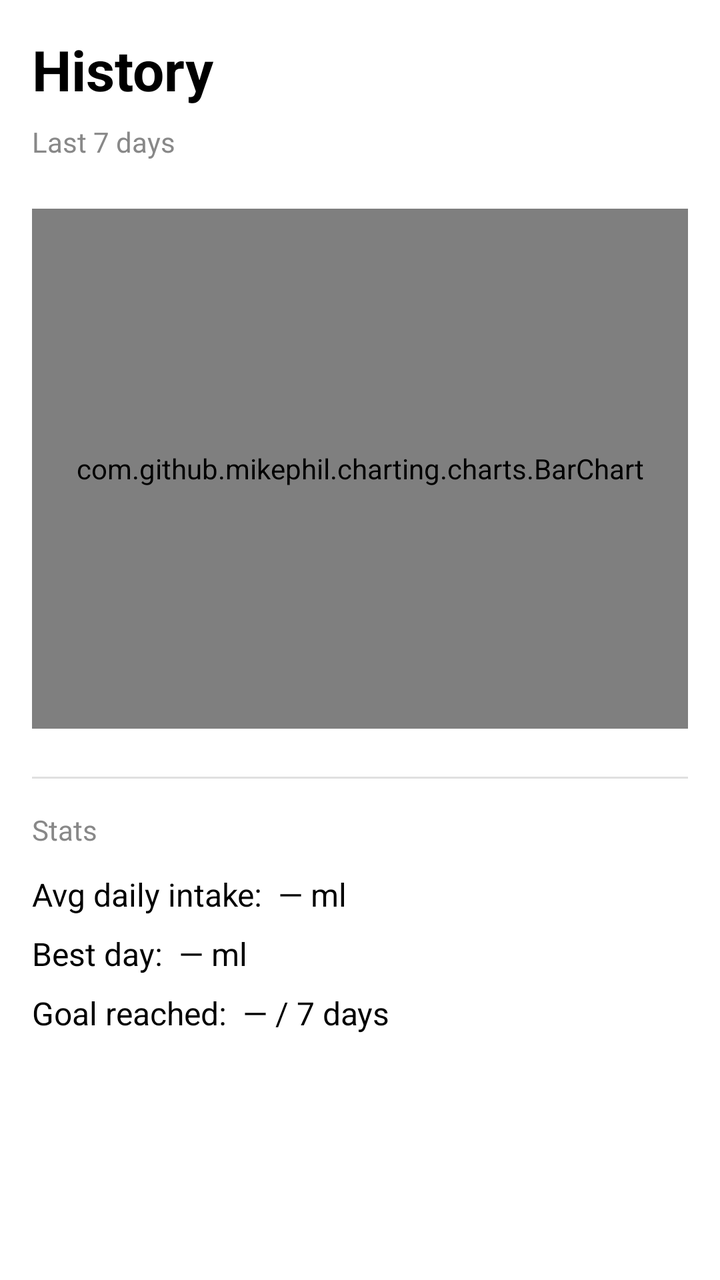
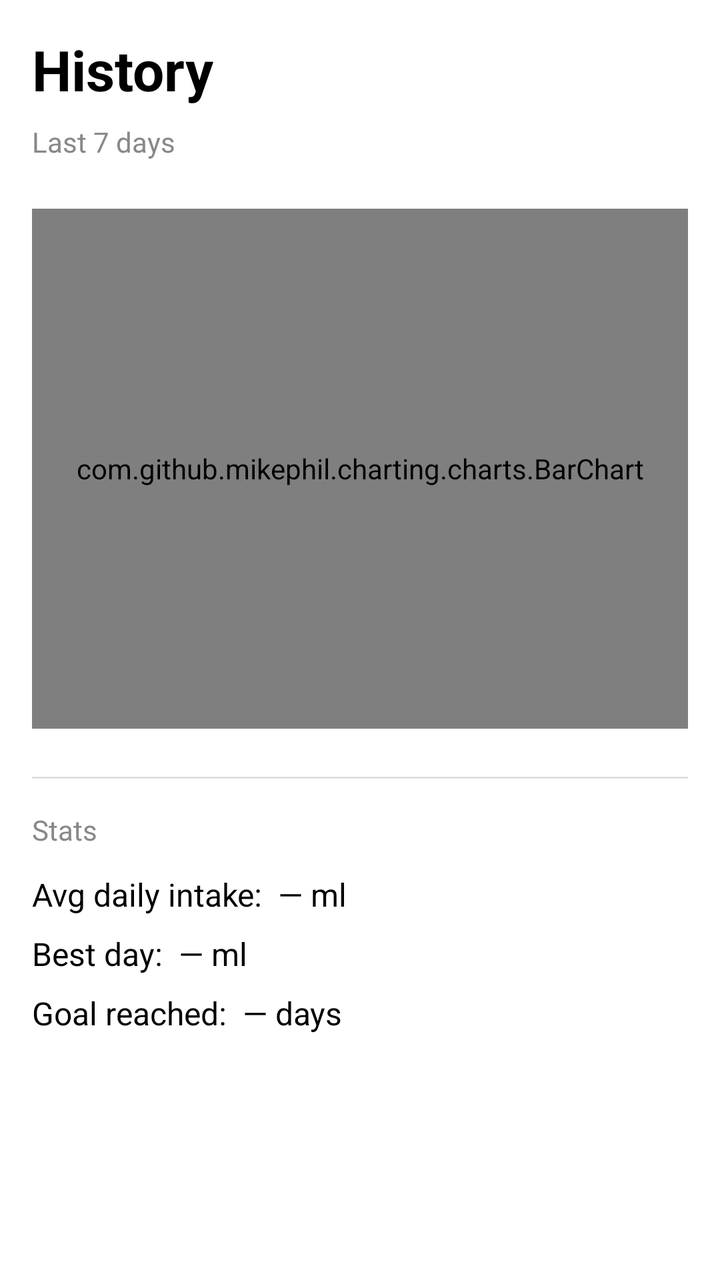

Screens rendered from an Android XML layout before and after an edit, with the pre-edit source and the edit as a unified diff.
<!-- AndroidManifest.xml: application theme Theme.WaterReminder -->
<!-- res/layout/fragment_analytics.xml -->
<?xml version="1.0" encoding="utf-8"?>
<androidx.core.widget.NestedScrollView xmlns:android="http://schemas.android.com/apk/res/android"
    xmlns:app="http://schemas.android.com/apk/res-auto"
    android:layout_width="match_parent"
    android:layout_height="match_parent"
    android:background="#FFFFFF">

    <androidx.constraintlayout.widget.ConstraintLayout
        android:layout_width="match_parent"
        android:layout_height="match_parent"
        android:padding="16dp">

        <TextView
            android:id="@+id/title_analytics"
            android:layout_width="0dp"
            android:layout_height="wrap_content"
            android:text="History"
            android:textSize="28sp"
            android:textStyle="bold"
            android:textColor="#000000"
            app:layout_constraintEnd_toEndOf="parent"
            app:layout_constraintStart_toStartOf="parent"
            app:layout_constraintTop_toTopOf="parent" />

        <TextView
            android:id="@+id/label_last_7"
            android:layout_width="0dp"
            android:layout_height="wrap_content"
            android:layout_marginTop="8dp"
            android:text="Last 7 days"
            android:textSize="14sp"
            android:textColor="#888888"
            app:layout_constraintEnd_toEndOf="parent"
            app:layout_constraintStart_toStartOf="parent"
            app:layout_constraintTop_toBottomOf="@id/title_analytics" />

        <com.github.mikephil.charting.charts.BarChart
            android:id="@+id/bar_chart"
            android:layout_width="0dp"
            android:layout_height="260dp"
            android:layout_marginTop="24dp"
            app:layout_constraintEnd_toEndOf="parent"
            app:layout_constraintStart_toStartOf="parent"
            app:layout_constraintTop_toBottomOf="@id/label_last_7" />

        <View
            android:id="@+id/divider_stats"
            android:layout_width="0dp"
            android:layout_height="1dp"
            android:layout_marginTop="24dp"
            android:background="#E0E0E0"
            app:layout_constraintEnd_toEndOf="parent"
            app:layout_constraintStart_toStartOf="parent"
            app:layout_constraintTop_toBottomOf="@id/bar_chart" />

        <TextView
            android:id="@+id/label_stats"
            android:layout_width="0dp"
            android:layout_height="wrap_content"
            android:layout_marginTop="16dp"
            android:text="Stats"
            android:textSize="14sp"
            android:textColor="#888888"
            app:layout_constraintEnd_toEndOf="parent"
            app:layout_constraintStart_toStartOf="parent"
            app:layout_constraintTop_toBottomOf="@id/divider_stats" />

        <TextView
            android:id="@+id/text_avg"
            android:layout_width="0dp"
            android:layout_height="wrap_content"
            android:layout_marginTop="12dp"
            android:textSize="16sp"
            android:textColor="#000000"
            android:text="Avg daily intake:  — ml"
            app:layout_constraintEnd_toEndOf="parent"
            app:layout_constraintStart_toStartOf="parent"
            app:layout_constraintTop_toBottomOf="@id/label_stats" />

        <TextView
            android:id="@+id/text_best"
            android:layout_width="0dp"
            android:layout_height="wrap_content"
            android:layout_marginTop="8dp"
            android:textSize="16sp"
            android:textColor="#000000"
            android:text="Best day:  — ml"
            app:layout_constraintEnd_toEndOf="parent"
            app:layout_constraintStart_toStartOf="parent"
            app:layout_constraintTop_toBottomOf="@id/text_avg" />

        <TextView
            android:id="@+id/text_goal_days"
            android:layout_width="0dp"
            android:layout_height="wrap_content"
            android:layout_marginTop="8dp"
            android:textSize="16sp"
            android:textColor="#000000"
            android:text="Goal reached:  — / 7 days"
            app:layout_constraintEnd_toEndOf="parent"
            app:layout_constraintStart_toStartOf="parent"
            app:layout_constraintTop_toBottomOf="@id/text_best" />

        <TextView
            android:id="@+id/text_personal_goal_days"
            android:layout_width="0dp"
            android:layout_height="wrap_content"
            android:layout_marginTop="8dp"
            android:textSize="16sp"
            android:textColor="#FF6F00"
            android:text="Personal goal reached:  — / 7 days"
            android:visibility="gone"
            app:layout_constraintEnd_toEndOf="parent"
            app:layout_constraintStart_toStartOf="parent"
            app:layout_constraintTop_toBottomOf="@id/text_goal_days" />

    </androidx.constraintlayout.widget.ConstraintLayout>
</androidx.core.widget.NestedScrollView>
<!-- resources referenced by this layout -->
<resources>
  <style name="Theme.WaterReminder" parent="Base.Theme.WaterReminder" />
  <style name="Base.Theme.WaterReminder" parent="Theme.Material3.DayNight.NoActionBar">
          
          
      </style>
</resources>

<!-- the commit's change to res/layout/fragment_analytics.xml (unified diff, before → after) -->
@@ -96,7 +96,7 @@
             android:layout_marginTop="8dp"
             android:textSize="16sp"
             android:textColor="#000000"
-            android:text="Goal reached:  — / 7 days"
+            android:text="Goal reached:  — days"
             app:layout_constraintEnd_toEndOf="parent"
             app:layout_constraintStart_toStartOf="parent"
             app:layout_constraintTop_toBottomOf="@id/text_best" />
@@ -108,7 +108,7 @@
             android:layout_marginTop="8dp"
             android:textSize="16sp"
             android:textColor="#FF6F00"
-            android:text="Personal goal reached:  — / 7 days"
+            android:text="Personal goal reached:  — days"
             android:visibility="gone"
             app:layout_constraintEnd_toEndOf="parent"
             app:layout_constraintStart_toStartOf="parent"
